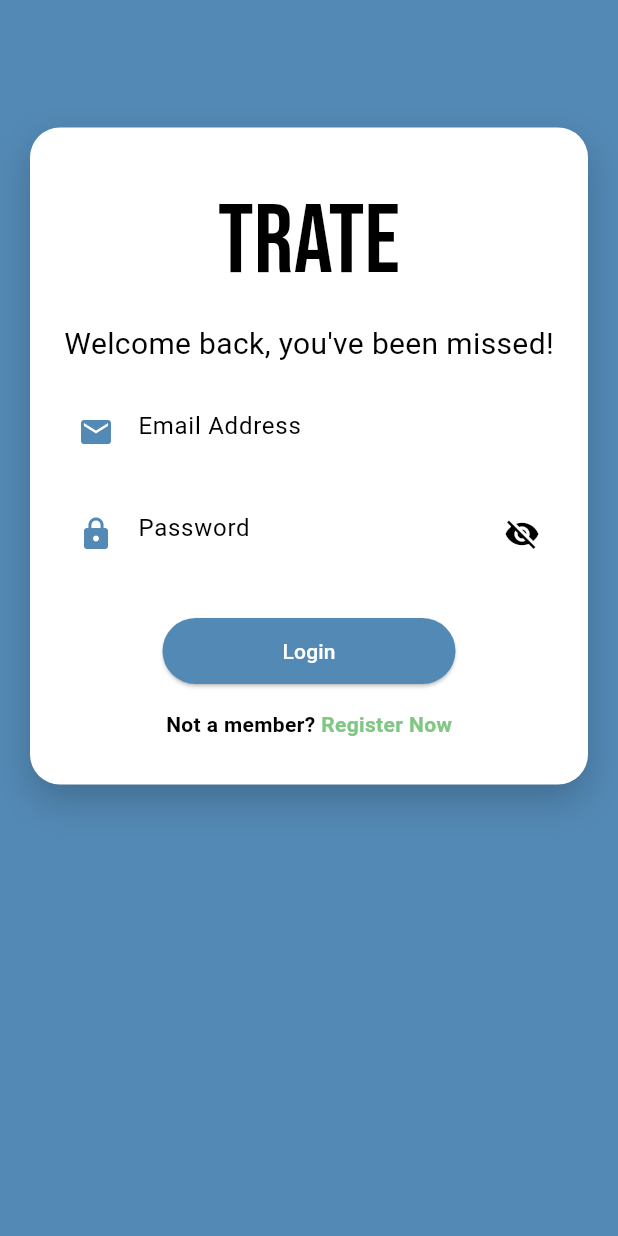
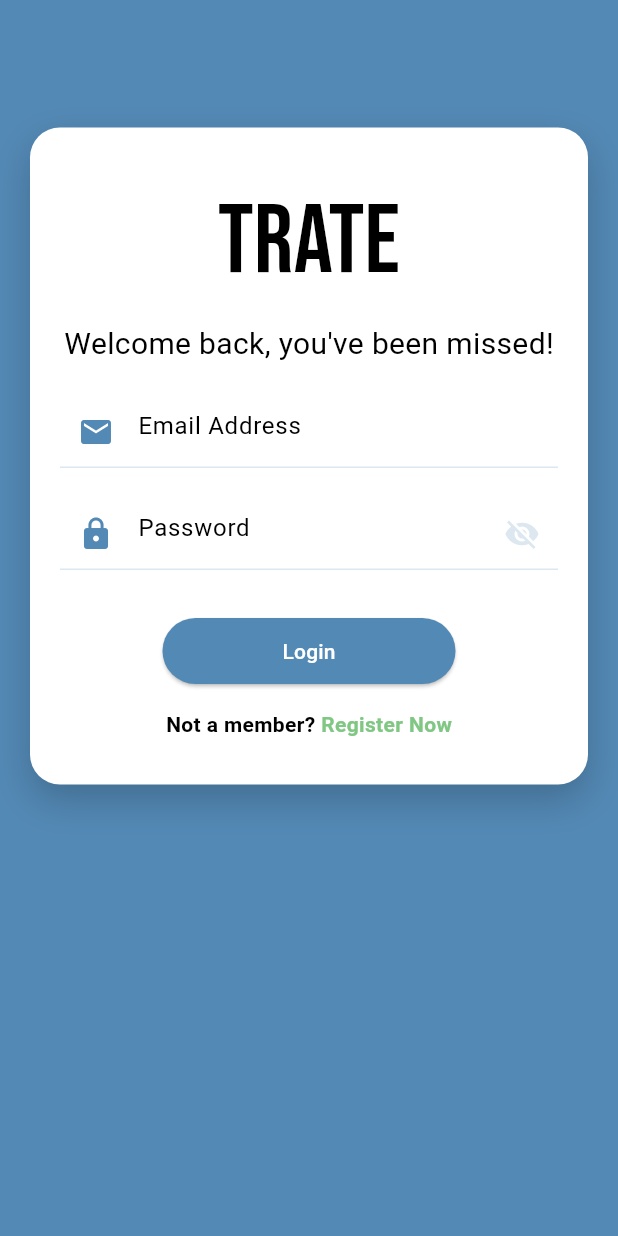
Before and after one commit to toska05/Trate, a Flutter app: the screen it shows after launch, on a phone screen of 412 x 824 dp. Run offline on Flutter 3.47's test engine with Material 3 defaults, Android fonts, the phone set to English and light mode, and no system bars; our stand-ins replace google_fonts, google_nav_bar; accounts and stored records are empty; Roboto replaces fonts that are missing (Poppins).

Commit message:
Chenges2

```diff
--- a/lib/models/register_model.dart
+++ b/lib/models/register_model.dart
@@ -1,6 +1,6 @@
 class RegisterResponseModel {
   final String token;
-  final int uid;
+  final String uid;
   final String error;
   final String email;
 
--- a/lib/pages/login_page.dart
+++ b/lib/pages/login_page.dart
@@ -92,32 +92,32 @@ class _LoginPageState extends State<LoginPage> {
                                   !input!.contains('@')
                                       ? "Email Id should be valid"
                                       : null,
+                          decoration: InputDecoration(
+                            hintText: "Email Address",
+                            enabledBorder: UnderlineInputBorder(
+                              borderSide: BorderSide(
+                                color: Theme.of(
+                                  context,
+                                ).colorScheme.secondary.withValues(alpha: 0.2),
+                              ),
+                            ),
+                            focusedBorder: UnderlineInputBorder(
+                              borderSide: BorderSide(
+                                color: Theme.of(context).colorScheme.secondary,
+                              ),
+                            ),
+                            prefixIcon: Icon(
+                              Icons.email,
+                              color: Theme.of(context).colorScheme.secondary,
+                            ),
+                          ),
                           // decoration: InputDecoration(
                           //   hintText: "Email Address",
-                          //   enabledBorder: UnderlineInputBorder(
-                          //     borderSide: BorderSide(
-                          //       color: Theme.of(
-                          //         context,
-                          //       ).colorScheme.secondary.withValues(alpha: 0.2),
-                          //     ),
-                          //   ),
-                          //   focusedBorder: UnderlineInputBorder(
-                          //     borderSide: BorderSide(
-                          //       color: Theme.of(context).colorScheme.secondary,
-                          //     ),
-                          //   ),
                           //   prefixIcon: Icon(
                           //     Icons.email,
                           //     color: Theme.of(context).colorScheme.secondary,
                           //   ),
                           // ),
-                          decoration: InputDecoration(
-                            hintText: "Email Address",
-                            prefixIcon: Icon(
-                              Icons.email,
-                              color: Theme.of(context).colorScheme.secondary,
-                            ),
-                          ),
                         ),
                         SizedBox(height: 20),
                         TextFormField(
@@ -131,20 +131,42 @@ class _LoginPageState extends State<LoginPage> {
                                       ? "Password should be more than 3 characters"
                                       : null,
                           obscureText: hidePassword,
+                          decoration: InputDecoration(
+                            hintText: "Password",
+                            enabledBorder: UnderlineInputBorder(
+                              borderSide: BorderSide(
+                                color: Theme.of(
+                                  context,
+                                ).colorScheme.secondary.withValues(alpha: 0.2),
+                              ),
+                            ),
+                            focusedBorder: UnderlineInputBorder(
+                              borderSide: BorderSide(
+                                color: Theme.of(context).colorScheme.secondary,
+                              ),
+                            ),
+                            prefixIcon: Icon(
+                              Icons.lock,
+                              color: Theme.of(context).colorScheme.secondary,
+                            ),
+                            suffixIcon: IconButton(
+                              onPressed: () {
+                                setState(() {
+                                  hidePassword = !hidePassword;
+                                });
+                              },
+                              color: Theme.of(
+                                context,
+                              ).colorScheme.secondary.withValues(alpha: 0.2),
+                              icon: Icon(
+                                hidePassword
+                                    ? Icons.visibility_off
+                                    : Icons.visibility,
+                              ),
+                            ),
+                          ),
                           // decoration: InputDecoration(
                           //   hintText: "Password",
-                          //   enabledBorder: UnderlineInputBorder(
-                          //     borderSide: BorderSide(
-                          //       color: Theme.of(
-                          //         context,
-                          //       ).colorScheme.secondary.withValues(alpha: 0.2),
-                          //     ),
-                          //   ),
-                          //   focusedBorder: UnderlineInputBorder(
-                          //     borderSide: BorderSide(
-                          //       color: Theme.of(context).colorScheme.secondary,
-                          //     ),
-                          //   ),
                           //   prefixIcon: Icon(
                           //     Icons.lock,
                           //     color: Theme.of(context).colorScheme.secondary,
@@ -155,9 +177,6 @@ class _LoginPageState extends State<LoginPage> {
                           //         hidePassword = !hidePassword;
                           //       });
                           //     },
-                          //     color: Theme.of(
-                          //       context,
-                          //     ).colorScheme.secondary.withValues(alpha: 0.2),
                           //     icon: Icon(
                           //       hidePassword
                           //           ? Icons.visibility_off
@@ -165,25 +184,6 @@ class _LoginPageState extends State<LoginPage> {
                           //     ),
                           //   ),
                           // ),
-                          decoration: InputDecoration(
-                            hintText: "Password",
-                            prefixIcon: Icon(
-                              Icons.lock,
-                              color: Theme.of(context).colorScheme.secondary,
-                            ),
-                            suffixIcon: IconButton(
-                              onPressed: () {
-                                setState(() {
-                                  hidePassword = !hidePassword;
-                                });
-                              },
-                              icon: Icon(
-                                hidePassword
-                                    ? Icons.visibility_off
-                                    : Icons.visibility,
-                              ),
-                            ),
-                          ),
                         ),
                         SizedBox(height: 30),
 
@@ -198,8 +198,8 @@ class _LoginPageState extends State<LoginPage> {
                             shape: StadiumBorder(),
                           ),
                           onPressed: () {
+                            print(validateAndSave());
                             if (validateAndSave()) {
-                              print(loginRequestModel.toJson());
 
                               setState(() {
                                 isApiCallProcess = true;
@@ -209,6 +209,7 @@ class _LoginPageState extends State<LoginPage> {
                                   _emailController.text;
                               loginRequestModel.password =
                                   _passwordController.text;
+                              print(loginRequestModel.toJson());
 
                               LoginService apiService = LoginService();
                               apiService
--- a/lib/services/login_service.dart
+++ b/lib/services/login_service.dart
@@ -17,6 +17,7 @@ class LoginService {
 
       if (response.statusCode == 200 || response.statusCode == 400) {
         var data = json.decode(response.body);
+        print(data);
         _currentUser = LoginResponseModel.fromJson(data, requestModel.email);
         return _currentUser!;
       } else {
```
Also changed, not shown: lib/pages/form_page.dart (+37 -125 lines), lib/services/translation_data_service.dart (+39 -13 lines).
